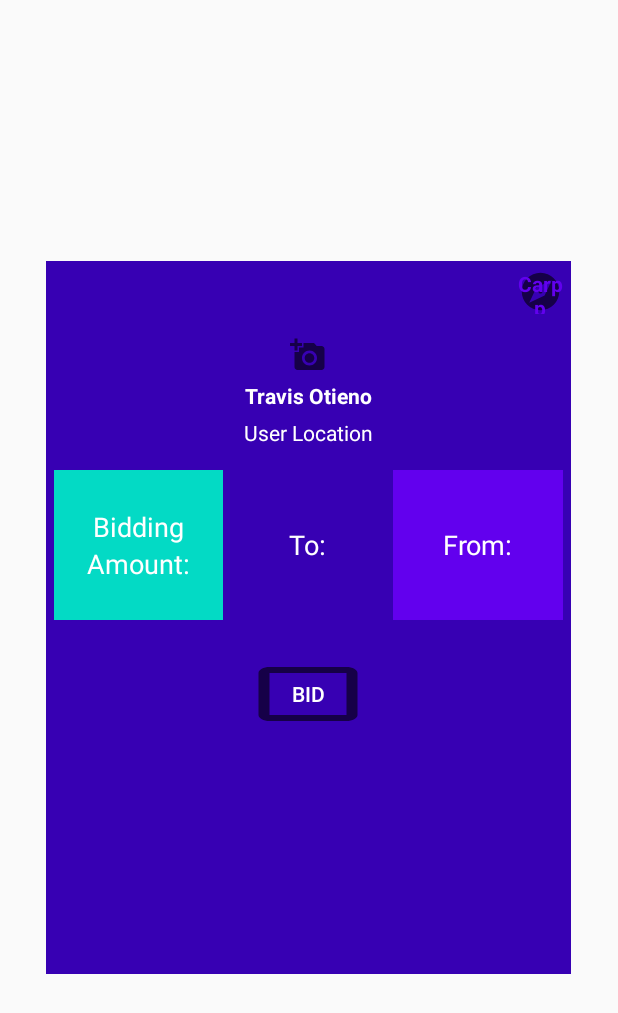
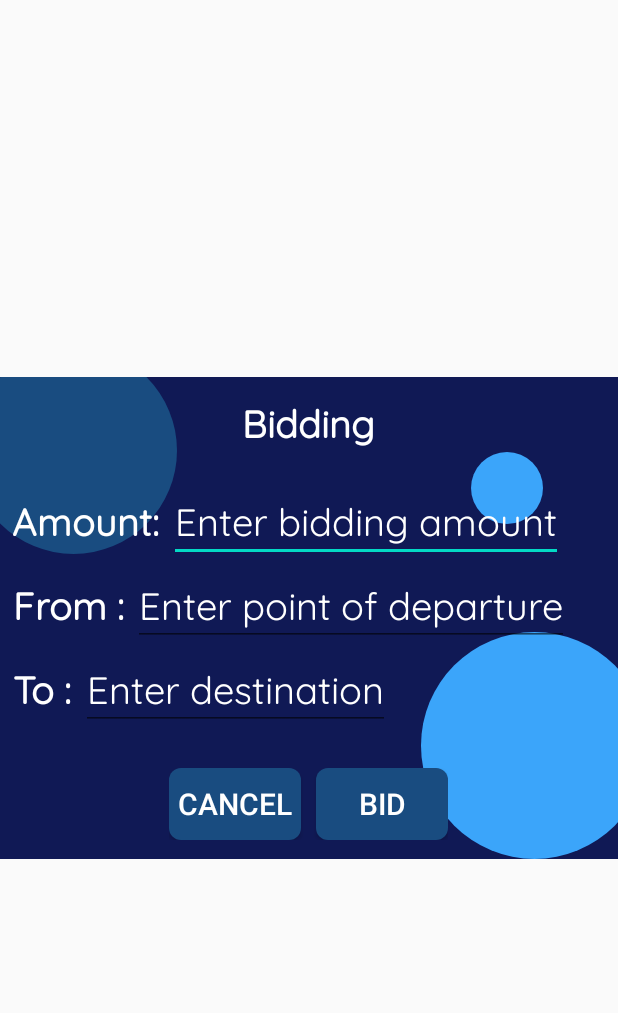
Before and after one commit to GloriaMuthumbi/CarppApp, an Android app: the layout custompop.xml on its own in the app's theme, with its tools: preview values and no code run, on a phone screen of 412 x 824 dp. Shown: the top 1013 px of the screen. Run offline under Robolectric (Android 15) with nearby library versions, the phone set to English and light mode, and no system bars.

Commit message:
bidding-pop-up needs feedback

```diff
--- a/app/src/main/AndroidManifest.xml
+++ b/app/src/main/AndroidManifest.xml
@@ -16,6 +16,8 @@
                 <category android:name="android.intent.category.LAUNCHER" />
             </intent-filter>
         </activity>
+        <activity android:name=".Pop" android:theme="@style/AppTheme.CustomTheme">
+        </activity>
     </application>
 
 </manifest>
--- a/app/src/main/java/com/gmuthumbi/carppapp/MainActivity.java
+++ b/app/src/main/java/com/gmuthumbi/carppapp/MainActivity.java
@@ -2,7 +2,10 @@ package com.gmuthumbi.carppapp;
 
 import androidx.appcompat.app.AppCompatActivity;
 
+import android.content.Intent;
 import android.os.Bundle;
+import android.view.View;
+import android.widget.Button;
 
 public class MainActivity extends AppCompatActivity {
 
@@ -10,5 +13,15 @@ public class MainActivity extends AppCompatActivity {
     protected void onCreate(Bundle savedInstanceState) {
         super.onCreate(savedInstanceState);
         setContentView(R.layout.activity_main);
+
+        Button button = (Button) findViewById(R.id.button_make_bid);
+
+        button.setOnClickListener(new View.OnClickListener() {
+            @Override
+            public void onClick(View v) {
+                startActivity(new Intent(MainActivity.this, Pop.class));
+            }
+        });
+
     }
 }
--- /dev/null
+++ b/app/src/main/java/com/gmuthumbi/carppapp/Pop.java
@@ -0,0 +1,27 @@
+package com.gmuthumbi.carppapp;
+
+import android.app.Activity;
+import android.os.Bundle;
+import android.util.DisplayMetrics;
+
+import androidx.annotation.Nullable;
+
+public class Pop extends Activity {
+    @Override
+    protected void onCreate(@Nullable Bundle savedInstanceState) {
+        super.onCreate(savedInstanceState);
+
+        setContentView(R.layout.custompop);
+
+        DisplayMetrics dm = new DisplayMetrics();
+        getWindowManager().getDefaultDisplay().getMetrics(dm);
+
+        int width = dm.widthPixels;
+        int height = dm.heightPixels;
+
+        getWindow().setLayout((int) (width*0.95),(int) (height*0.7));
+
+    }
+
+
+}
--- /dev/null
+++ b/app/src/main/res/drawable/ic_ellipse_6.xml
@@ -0,0 +1,9 @@
+<vector xmlns:android="http://schemas.android.com/apk/res/android"
+    android:width="151dp"
+    android:height="151dp"
+    android:viewportWidth="151"
+    android:viewportHeight="151">
+    <path
+        android:pathData="M75.5,75.5m-75.5,0a75.5,75.5 0,1 1,151 0a75.5,75.5 0,1 1,-151 0"
+        android:fillColor="#3ba5fa"/>
+</vector>
--- /dev/null
+++ b/app/src/main/res/drawable/ic_ellipse_7_138dp.xml
@@ -0,0 +1,9 @@
+<vector xmlns:android="http://schemas.android.com/apk/res/android"
+    android:width="138dp"
+    android:height="138dp"
+    android:viewportWidth="138"
+    android:viewportHeight="138">
+    <path
+        android:pathData="M69,69m-69,0a69,69 0,1 1,138 0a69,69 0,1 1,-138 0"
+        android:fillColor="#194c80"/>
+</vector>
--- /dev/null
+++ b/app/src/main/res/drawable/rounded_btn.xml
@@ -0,0 +1,7 @@
+<?xml version="1.0" encoding="utf-8"?>
+<shape xmlns:android="http://schemas.android.com/apk/res/android" android:shape="rectangle">
+
+    <corners android:radius="8dp"/>
+    <solid android:color="#194c80"/>
+
+</shape>
--- /dev/null
+++ b/app/src/main/res/font/quicksand.xml
@@ -0,0 +1,7 @@
+<?xml version="1.0" encoding="utf-8"?>
+<font-family xmlns:app="http://schemas.android.com/apk/res-auto"
+    app:fontProviderAuthority="com.google.android.gms.fonts"
+    app:fontProviderPackage="com.google.android.gms"
+    app:fontProviderQuery="Quicksand"
+    app:fontProviderCerts="@array/com_google_android_gms_fonts_certs">
+</font-family>
--- a/app/src/main/res/layout/activity_main.xml
+++ b/app/src/main/res/layout/activity_main.xml
@@ -6,13 +6,16 @@
     android:layout_height="match_parent"
     tools:context=".MainActivity">
 
-    <TextView
+    <Button
+        app:layout_constraintEnd_toEndOf="parent"
+        app:layout_constraintStart_toStartOf="parent"
+        android:id="@+id/button_make_bid"
+        android:textColor="@color/colorPrimary"
+        android:text="@string/show_pop_up_bid"
         android:layout_width="wrap_content"
         android:layout_height="wrap_content"
-        android:text="Hello World!"
+        app:layout_constraintTop_toTopOf="parent"
         app:layout_constraintBottom_toBottomOf="parent"
-        app:layout_constraintLeft_toLeftOf="parent"
-        app:layout_constraintRight_toRightOf="parent"
-        app:layout_constraintTop_toTopOf="parent" />
+    />
 
 </androidx.constraintlayout.widget.ConstraintLayout>
--- a/app/src/main/res/layout/custompop.xml
+++ b/app/src/main/res/layout/custompop.xml
@@ -1,123 +1,174 @@
 <?xml version="1.0" encoding="utf-8"?>
+<RelativeLayout xmlns:android="http://schemas.android.com/apk/res/android"
+    android:layout_width="match_parent"
+    android:layout_height="match_parent"
+    >
 
-<?xml version="1.0" encoding="utf-8"?>
-<LinearLayout xmlns:android="http://schemas.android.com/apk/res/android"
-    android:orientation="vertical"
-    android:layout_width="350dp"
-    android:layout_height="475dp"
-    android:background="@color/colorPrimaryDark"
-    android:padding="5dp"
-    android:layout_gravity="center">
-    <TextView
-        android:id="@+id/txtclose"
-        android:layout_width="30dp"
-        android:layout_height="30dp"
-        android:textColor="@color/colorPrimary"
-        android:text="@string/carpp"
-        android:textStyle="bold"
-        android:layout_gravity="end"
-        android:gravity="center"
-        android:background="@drawable/ic_explore"/>
-
-    <LinearLayout
-        android:layout_width="match_parent"
+    <RelativeLayout
+        android:layout_width="wrap_content"
         android:layout_height="wrap_content"
-        android:orientation="vertical">
-
+        android:id="@+id/belowLayout"
+        android:background="#101955"
+        android:layout_centerInParent="true"
+        >
         <ImageView
             android:layout_width="wrap_content"
             android:layout_height="wrap_content"
-            android:layout_gravity="center"
-            android:layout_marginTop="15dp"
-            android:src="@drawable/ic_add_a_photo"
-            android:contentDescription="@string/uploads_the_image_of_the_user_logged_in" />
-
-        <TextView
+            android:src="@drawable/ic_ellipse_7_138dp"
+            android:layout_alignParentStart="true"
+            android:layout_marginTop="-20dp"
+            android:layout_marginLeft="-20dp"
+            android:layout_alignParentLeft="true" />
+        <ImageView
+            android:layout_width="48dp"
+            android:layout_height="48dp"
+            android:src="@drawable/ic_ellipse_6"
+            android:layout_alignParentRight="true"
+            android:layout_alignParentEnd="true"
+            android:layout_marginRight="50dp"
+            android:layout_marginTop="50dp"
+            />
+        <ImageView
             android:layout_width="wrap_content"
             android:layout_height="wrap_content"
-            android:layout_gravity="center_horizontal"
-            android:layout_marginTop="5dp"
-            android:text="@string/travis_otieno"
-            android:textColor="@color/white"
-            android:textStyle="bold" />
-
-        <TextView
+            android:src="@drawable/ic_ellipse_6"
+            android:layout_alignParentRight="true"
+            android:layout_alignParentEnd="true"
+            android:layout_marginRight="-20dp"
+            android:layout_marginTop="170dp"
+            />
+        <RelativeLayout
             android:layout_width="wrap_content"
             android:layout_height="wrap_content"
-            android:layout_gravity="center_horizontal"
-            android:layout_marginTop="5dp"
-            android:text="@string/user_location"
-            android:textColor="@color/white" />
-    </LinearLayout>
-
-    <LinearLayout
-        android:layout_marginTop="15dp"
-        android:orientation="horizontal"
-        android:layout_width="match_parent"
-        android:layout_height="wrap_content"
-        android:baselineAligned="false">
-        <LinearLayout
-            android:background="@color/colorAccent"
-            android:gravity="center"
-            android:orientation="vertical"
-            android:layout_weight="1"
-            android:layout_width="0dp"
-            android:layout_height="100dp">
-
-            <TextView
-                android:layout_width="wrap_content"
-                android:layout_height="wrap_content"
-                android:text="@string/bidding"
-                android:textSize="18sp"
-                android:textColor="@color/white"/>
-            <TextView
-                android:layout_width="wrap_content"
-                android:layout_height="wrap_content"
-                android:text="@string/amount"
-                android:textSize="18sp"
-                android:textColor="@color/white"/>
-        </LinearLayout>
-        <LinearLayout
-            android:background="@color/colorPrimaryDark"
-            android:gravity="center"
-            android:orientation="vertical"
-            android:layout_weight="1"
-            android:layout_width="0dp"
-            android:layout_height="100dp">
+            android:layout_centerInParent="true">
+        <TextView
+            android:id="@+id/bid_title"
+            android:layout_width="wrap_content"
+            android:layout_height="wrap_content"
+            android:layout_centerHorizontal="true"
+            android:text="Bidding"
+            android:textColor="@android:color/white"
+            android:fontFamily="@font/quicksand"
+            android:textSize="25sp"
+            android:textStyle="bold"
+            />
 
 
-            <TextView
+        <TableLayout
+            android:id="@+id/bid_table"
+            android:layout_width="match_parent"
+            android:layout_height="wrap_content"
+            android:paddingTop="20dp"
+            android:layout_below="@id/bid_title"
+            android:layout_marginBottom="25dp">
+
+            <TableRow
+                android:layout_width="match_parent"
+                android:layout_height="match_parent"
+                android:gravity="center_horizontal"
+                android:orientation="horizontal">
+
+                <TextView
+                    android:gravity="end"
+                    android:text="Amount: "
+                    android:fontFamily="@font/quicksand"
+                    android:textColor="@color/white"
+                    android:textSize="25sp"
+                    android:textStyle="bold"/>
+
+                <EditText
+                    android:id="@+id/bid_amount"
+                    android:hint="Enter bidding amount"
+                    android:inputType="number"
+                    android:fontFamily="@font/quicksand"
+                    android:textColor="@color/white"
+                    android:textSize="25sp"
+                    android:textColorHint="@android:color/white" />
+
+            </TableRow>
+
+            <TableRow
+                android:layout_width="match_parent"
+                android:layout_height="match_parent"
+                android:gravity="center_horizontal"
+                android:orientation="horizontal">
+
+                <TextView
+                    android:gravity="end"
+                    android:text="From : "
+                    android:fontFamily="@font/quicksand"
+                    android:textColor="@color/white"
+                    android:textSize="25sp"
+                    android:textStyle="bold"/>
+
+                <EditText
+                    android:id="@+id/from_destination"
+                    android:hint="Enter point of departure"
+                    android:inputType="textPassword"
+                    android:fontFamily="@font/quicksand"
+                    android:textColor="@color/white"
+                    android:textSize="25sp"
+                    android:textColorHint="@android:color/white"
+                    />
+
+            </TableRow>
+
+            <TableRow
+                android:layout_width="match_parent"
+                android:layout_height="match_parent"
+                android:gravity="center_horizontal"
+                android:orientation="horizontal">
+
+                <TextView
+                    android:gravity="end"
+                    android:text="To : "
+                    android:fontFamily="@font/quicksand"
+                    android:textColor="@color/white"
+                    android:textSize="25sp"
+                    android:textStyle="bold"/>
+
+                <EditText
+                    android:id="@+id/to_location"
+                    android:hint="Enter destination"
+                    android:inputType="text"
+                    android:fontFamily="@font/quicksand"
+                    android:textColor="@color/white"
+                    android:textSize="25sp"
+                    android:textColorHint="@android:color/white"
+                    />
+
+            </TableRow>
+        </TableLayout>
+
+            <LinearLayout
+                android:layout_height="wrap_content"
                 android:layout_width="wrap_content"
-                android:layout_height="wrap_content"
-                android:text="@string/to"
-                android:textSize="18sp"
-                android:textColor="@color/white"/>
-        </LinearLayout>
-        <LinearLayout
-            android:background="@color/colorPrimary"
-            android:gravity="center"
-            android:orientation="vertical"
-            android:layout_weight="1"
-            android:layout_width="0dp"
-            android:layout_height="100dp">
+                android:orientation="horizontal"
+                android:layout_below="@id/bid_table"
+                android:layout_centerHorizontal="true"
+                >
+                <Button
+                    android:id="@+id/button_cancel_user_data"
+                    android:layout_width="wrap_content"
+                    android:layout_height="wrap_content"
+                    android:text="Cancel"
+                    android:textSize="20dp"
+                    android:textColor="@android:color/white"
+                    android:background="@drawable/rounded_btn"
+                    android:layout_marginRight="10dp"/>
 
-            <TextView
-                android:layout_width="wrap_content"
-                android:layout_height="wrap_content"
-                android:text="@string/from"
-                android:textSize="18sp"
-                android:textColor="@color/white"/>
+
+                <Button
+                    android:id="@+id/button_bid"
+                    android:layout_width="wrap_content"
+                    android:layout_height="wrap_content"
+                    android:text="Bid"
+                    android:textColor="@android:color/white"
+                    android:textSize="20dp"
+                    android:background="@drawable/rounded_btn"
+                    />
+
             </LinearLayout>
-    </LinearLayout>
-
-    <Button
-        android:id="@+id/btnfollow"
-        android:layout_width="wrap_content"
-        android:layout_height="wrap_content"
-        android:text="@string/bid"
-        android:layout_marginTop="25dp"
-        android:layout_gravity="center_horizontal"
-        android:background="@drawable/ic_button"
-        android:textColor="@color/white"/>
-
-</LinearLayout>
+        </RelativeLayout>
+    </RelativeLayout>
+</RelativeLayout>
--- /dev/null
+++ b/app/src/main/res/values/arrays.xml
@@ -0,0 +1,4 @@
+<?xml version="1.0" encoding="utf-8"?>
+<resources>
+    <string-array name="com_google_android_gms_fonts_certs">font something</string-array>
+</resources>
--- a/app/src/main/res/values/styles.xml
+++ b/app/src/main/res/values/styles.xml
@@ -8,4 +8,9 @@
         <item name="colorAccent">@color/colorAccent</item>
     </style>
 
+    <style name="AppTheme.CustomTheme">
+        <item name="android:windowIsTranslucent">true</item>
+        <item name="android:windowCloseOnTouchOutside">true</item>
+    </style>
+
 </resources>
```
